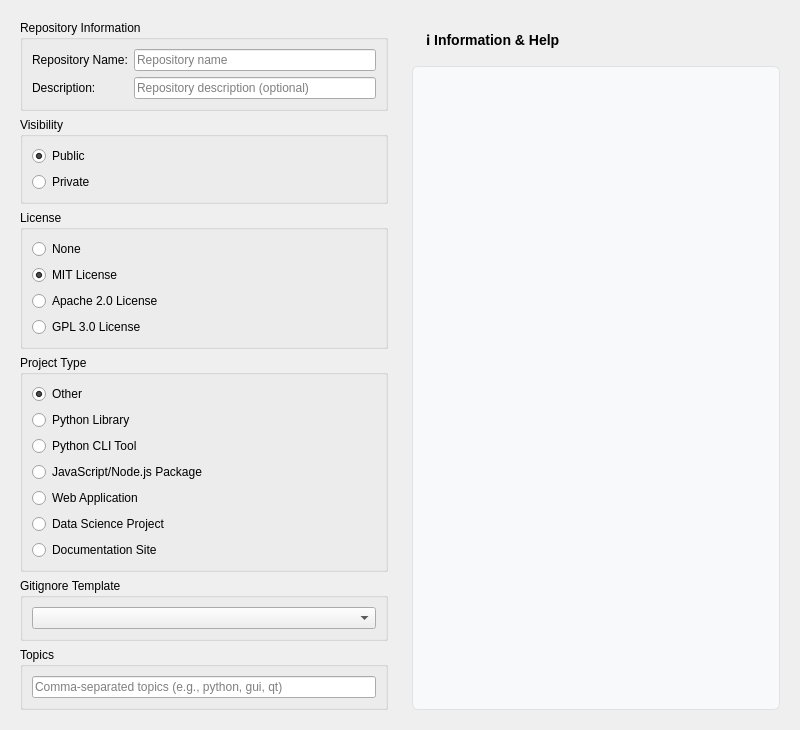
First picture: the form in src/repospark/assets/ui/basic_tab.ui, repository RichLewis007/RepoSpark, before the edit.
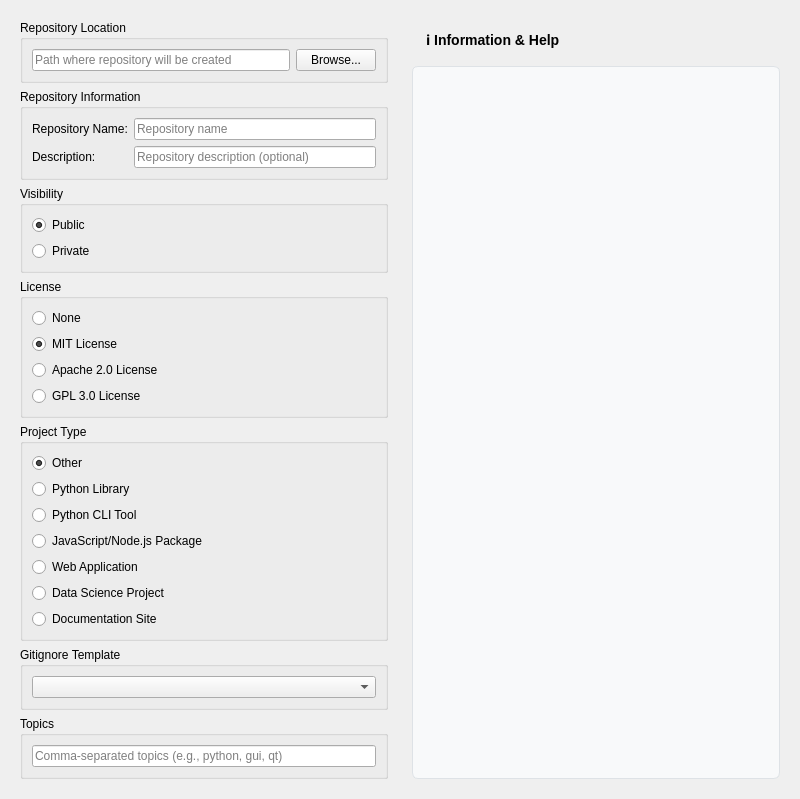
Second picture: the form after the edit.

Commit message: add repo location field and selection

```diff
--- a/src/repospark/assets/ui/basic_tab.ui
+++ b/src/repospark/assets/ui/basic_tab.ui
@@ -14,6 +14,29 @@
    <item>
     <widget class="QWidget" name="left_panel">
      <layout class="QVBoxLayout" name="left_layout">
+      <item>
+       <widget class="QGroupBox" name="location_group">
+        <property name="title">
+         <string>Repository Location</string>
+        </property>
+        <layout class="QHBoxLayout" name="location_layout">
+         <item>
+          <widget class="QLineEdit" name="repo_location_edit">
+           <property name="placeholderText">
+            <string>Path where repository will be created</string>
+           </property>
+          </widget>
+         </item>
+         <item>
+          <widget class="QPushButton" name="browse_location_btn">
+           <property name="text">
+            <string>Browse...</string>
+           </property>
+          </widget>
+         </item>
+        </layout>
+       </widget>
+      </item>
       <item>
        <widget class="QGroupBox" name="repo_group">
         <property name="title">
```
The commit also changes 1 other file.
